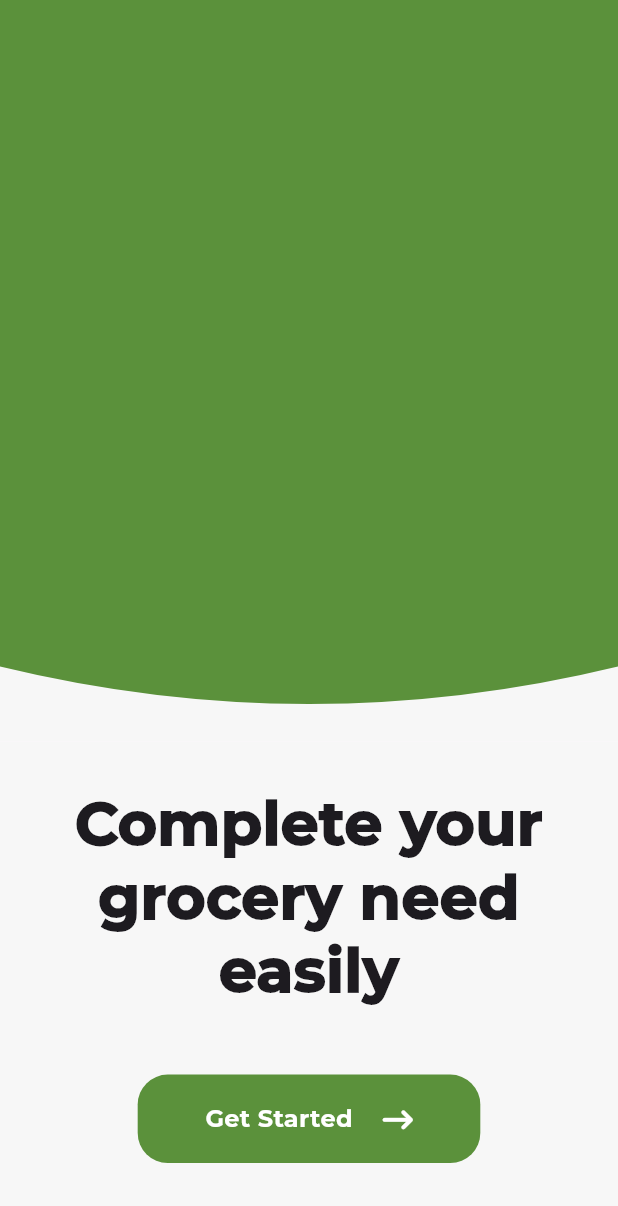
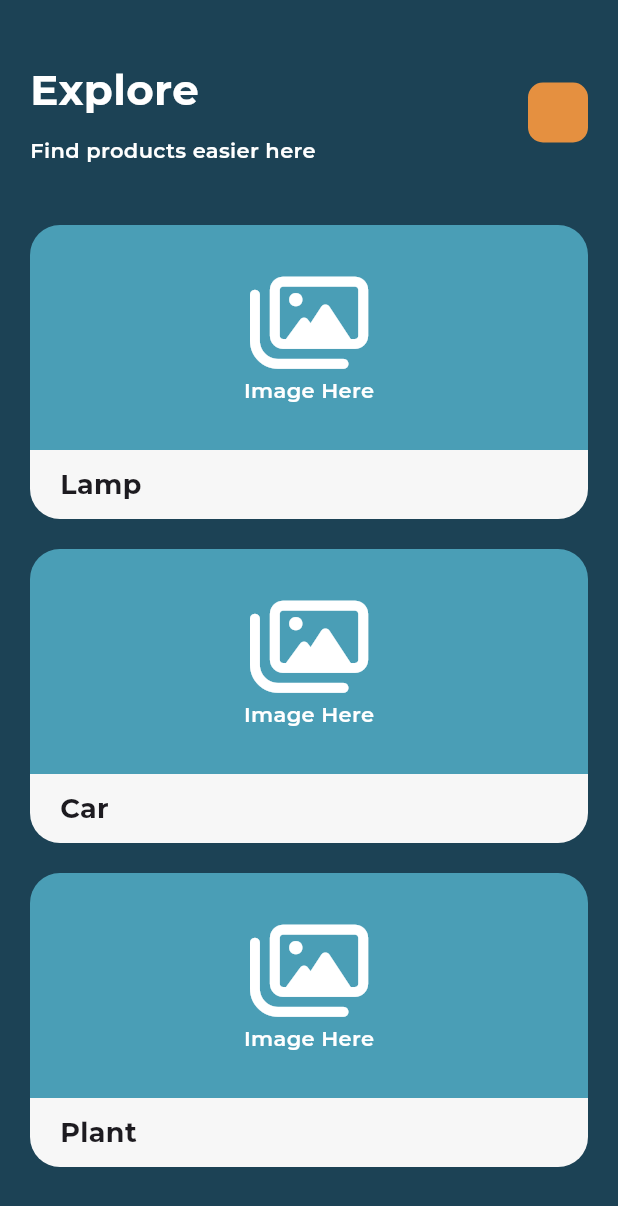
Before and after one commit to JIKEY002/Flutter-bai-tap-buoi_18, a Flutter app: the screen it shows after launch, on a phone screen of 412 x 824 dp. Shown: the top 1206 px of the screen. Run offline on Flutter 3.47's test engine with Material 3 defaults, Android fonts, the phone set to English and light mode, and no system bars; our stand-ins replace font_awesome_flutter.

Commit message:
Add Layout2WidgetExplore and update main widget to use it for enhanced layout

```diff
--- /dev/null
+++ b/lib/component_2.dart
@@ -0,0 +1,144 @@
+import 'package:flutter/material.dart';
+import 'package:font_awesome_flutter/font_awesome_flutter.dart';
+
+class Layout2WidgetExplore extends StatelessWidget {
+  const Layout2WidgetExplore({super.key});
+
+  @override
+  Widget build(BuildContext context) {
+    return Column(
+      children: [
+        Expanded(
+          flex: 1,
+          child: Container(
+            color: Color(0xFF1c4255),
+            child: Padding(
+              padding: const EdgeInsets.all(20),
+              child: Column(
+                children: [
+                  Padding(
+                    padding: const EdgeInsets.symmetric(vertical: 20),
+                    child: Row(
+                      mainAxisAlignment: MainAxisAlignment.spaceBetween,
+                      children: [
+                        Column(
+                          crossAxisAlignment: CrossAxisAlignment.start,
+                          children: [
+                            Text(
+                              'Explore',
+                              style: TextStyle(
+                                fontFamily: "Montserrat",
+                                color: Colors.white,
+                                fontSize: 28,
+                                fontWeight: FontWeight.bold,
+                              ),
+                            ),
+                            SizedBox(height: 10),
+                            Text(
+                              "Find products easier here",
+                              style: TextStyle(
+                                fontFamily: "Montserrat",
+                                color: Colors.white,
+                                fontSize: 14,
+                                fontWeight: FontWeight.w600,
+                              ),
+                            ),
+                          ],
+                        ),
+                        Container(
+                          width: 40,
+                          height: 40,
+                          decoration: BoxDecoration(
+                            color: Color(0xFFe59040),
+                            borderRadius: BorderRadius.circular(10),
+                          ),
+                        ),
+                      ],
+                    ),
+                  ),
+                  SizedBox(height: 20),
+                  CustomCard(text: "Lamp"),
+                  SizedBox(height: 20),
+                  CustomCard(text: "Car"),
+                  SizedBox(height: 20),
+                  CustomCard(text: "Plant"),
+                ],
+              ),
+            ),
+          ),
+        ),
+      ],
+    );
+  }
+}
+
+class CustomCard extends StatelessWidget {
+  final String text;
+
+  const CustomCard({super.key, required this.text});
+
+  @override
+  Widget build(BuildContext context) {
+    return Column(
+      children: [
+        Container(
+          decoration: BoxDecoration(
+            color: Color(0xFF4a9eb6),
+            borderRadius: BorderRadius.only(
+              topLeft: Radius.circular(20),
+              topRight: Radius.circular(20),
+            ),
+          ),
+          child: Row(
+            mainAxisAlignment: MainAxisAlignment.center,
+            children: [
+              Padding(
+                padding: const EdgeInsets.symmetric(vertical: 30),
+                child: Column(
+                  children: [
+                    FaIcon(
+                      FontAwesomeIcons.images,
+                      color: Colors.white,
+                      size: 70,
+                    ),
+                    Text(
+                      "Image Here",
+                      style: TextStyle(
+                        fontFamily: "Montserrat",
+                        color: Colors.white,
+                        fontSize: 14,
+                        fontWeight: FontWeight.w600,
+                      ),
+                    ),
+                  ],
+                ),
+              ),
+            ],
+          ),
+        ),
+        Container(
+          padding: const EdgeInsets.symmetric(horizontal: 20, vertical: 10),
+          decoration: BoxDecoration(
+            color: Color(0xFFf7f7f7),
+            borderRadius: BorderRadius.only(
+              bottomLeft: Radius.circular(20),
+              bottomRight: Radius.circular(20),
+            ),
+          ),
+          child: Row(
+            children: [
+              Text(
+                text,
+                style: TextStyle(
+                  fontFamily: "Montserrat",
+                  fontSize: 18,
+                  fontWeight: FontWeight.w700,
+                ),
+              ),
+            ],
+          ),
+        ),
+      ],
+    );
+  }
+}
--- a/lib/main.dart
+++ b/lib/main.dart
@@ -1,11 +1,12 @@
 import 'package:bai_tap/component_1.dart';
+import 'package:bai_tap/component_2.dart';
 import 'package:flutter/material.dart';
 
 void main() {
   runApp(
     MaterialApp(
       debugShowCheckedModeBanner: false,
-      home: Scaffold(body: SafeArea(child: LayoutWidgetStarted())),
+      home: Scaffold(body: SafeArea(child: Layout2WidgetExplore())),
     ),
   );
 }
```
